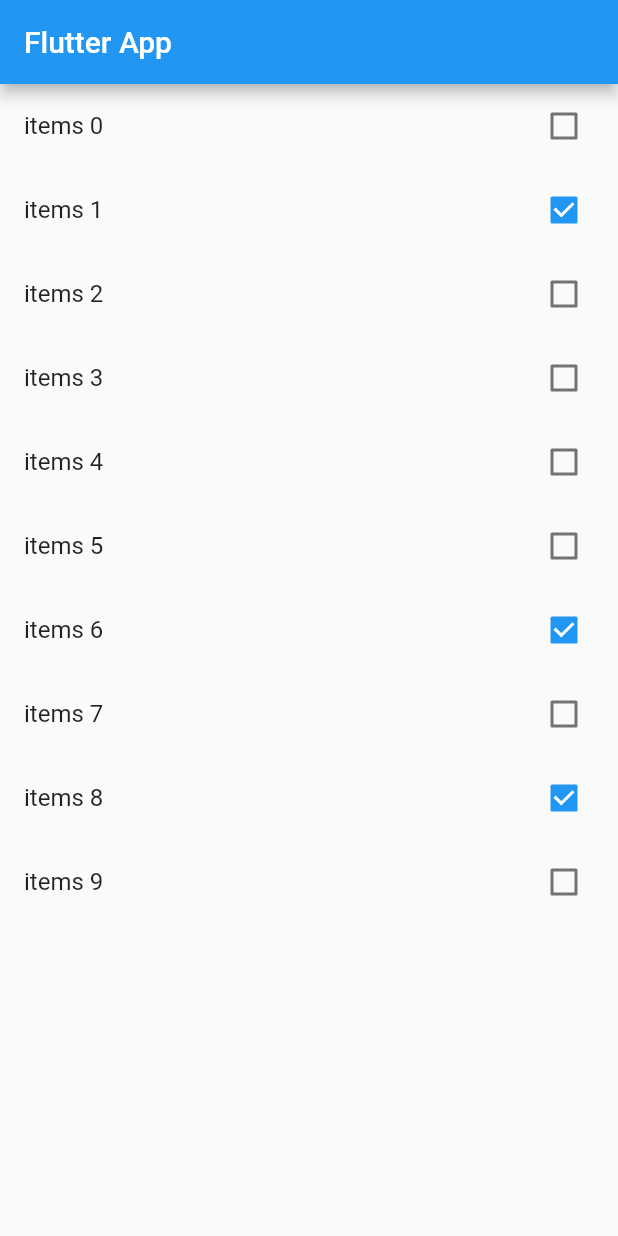
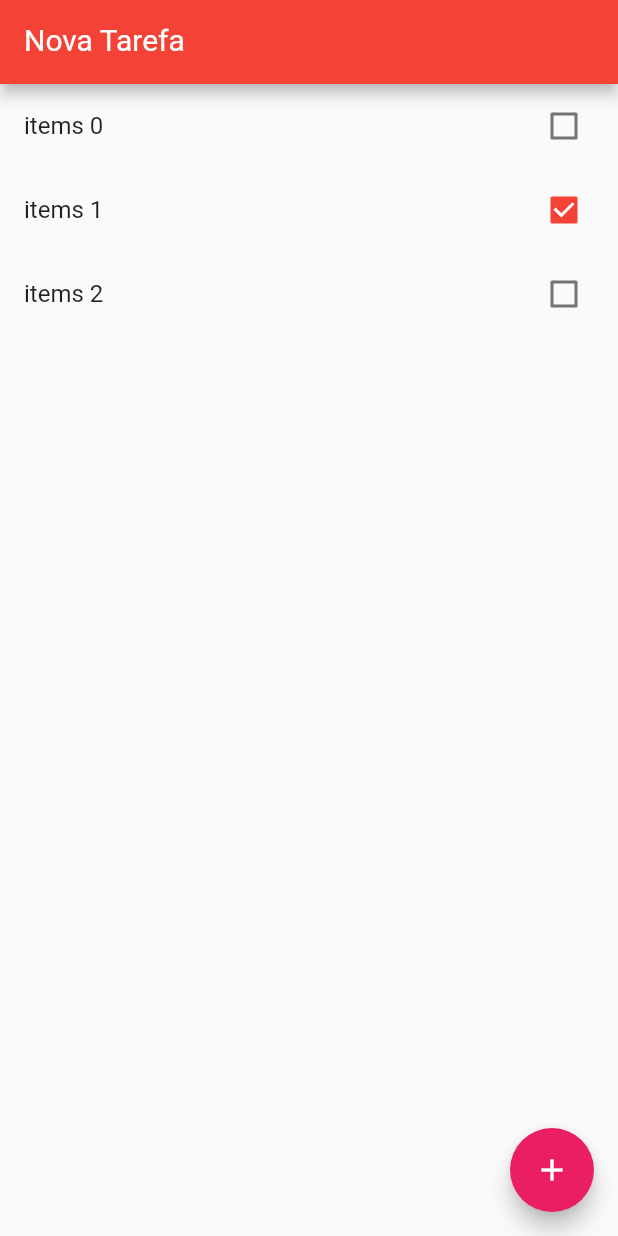
Before and after one commit to jhonnyrobert/ProjetoFlutter_ListaDeTarefas, a Flutter app: the screen it shows after launch, on a phone screen of 412 x 824 dp. Run offline on Flutter 3.47's test engine with Material 2 defaults, Android fonts, the phone set to English and light mode, and no system bars.

Commit message:
Adicionando um Itens
adicionado função de adcionar itens e botão flutuante para adiconar novas tarefas

```diff
--- a/lib/main.dart
+++ b/lib/main.dart
@@ -12,7 +12,7 @@ class App extends StatelessWidget {
       debugShowCheckedModeBanner: false,
       title: ' TurismoApp',
       theme: ThemeData(
-        primarySwatch: Colors.blue,
+        primarySwatch: Colors.red,
       ),
       home: HomePage(),
     );
@@ -27,13 +27,6 @@ class HomePage extends StatefulWidget {
     items.add(Item(title: "items 0", done: false));
     items.add(Item(title: "items 1", done: true));
     items.add(Item(title: "items 2", done: false));
-    items.add(Item(title: "items 3", done: false));
-    items.add(Item(title: "items 4", done: false));
-    items.add(Item(title: "items 5", done: false));
-    items.add(Item(title: "items 6", done: true));
-    items.add(Item(title: "items 7", done: false));
-    items.add(Item(title: "items 8", done: true));
-    items.add(Item(title: "items 9", done: false));
   }
 
   @override
@@ -41,13 +34,37 @@ class HomePage extends StatefulWidget {
 }
 
 class _HomePageState extends State<HomePage> {
+  var newTaskCtrl = TextEditingController();
+
+  void add() {
+    if (newTaskCtrl.text.isEmpty) return;
+    setState(() {
+      widget.items.add(
+        Item(title: newTaskCtrl.text, done: false),
+      );
+      newTaskCtrl.text = "";
+    });
+  }
+
   @override
   Widget build(BuildContext context) {
     // utliza-se Scaffold em vez de Container para retorna uma pagina
     return Scaffold(
       appBar: AppBar(
-        title: Text("Flutter App"),
+        title: TextFormField(
+          controller: newTaskCtrl,
+          keyboardType: TextInputType.text,
+          style: TextStyle(
+            color: Colors.white,
+            fontSize: 20,
+          ),
+          decoration: InputDecoration(
+            labelText: "Nova Tarefa",
+            labelStyle: TextStyle(color: Colors.white),
+          ),
+        ),
       ),
+
       // metodo para construir dinamicamente a lista, baseado no tamanho dos itens
       body: ListView.builder(
         itemCount: widget.items.length,
@@ -57,9 +74,18 @@ class _HomePageState extends State<HomePage> {
             title: Text(item.title),
             key: Key(item.title),
             value: item.done,
-            onChanged: (value) {},
+            onChanged: (value) {
+              setState(() {
+                item.done = value;
+              });
+            },
           );
         },
+      ),
+      floatingActionButton: FloatingActionButton(
+        onPressed: add,
+        child: Icon(Icons.add),
+        backgroundColor: Colors.pink,
       ),
     );
   }
```
